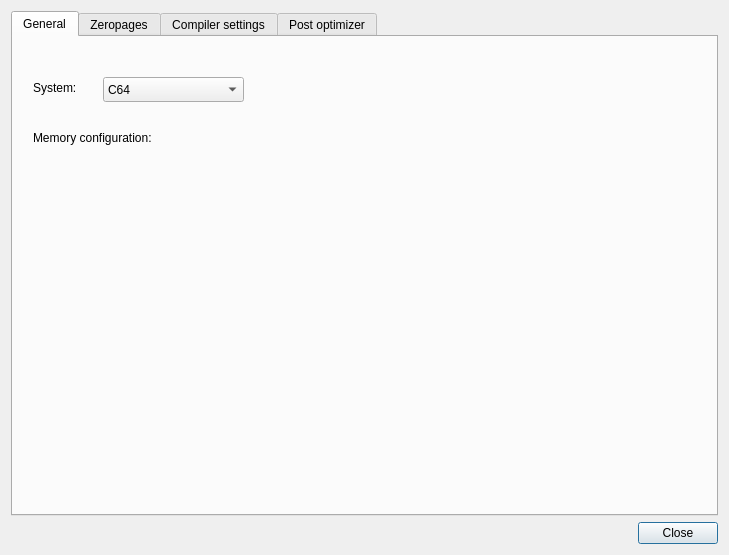
Qt form source/dialogprojectsettings.ui (leuat/TRSE) before a commit.
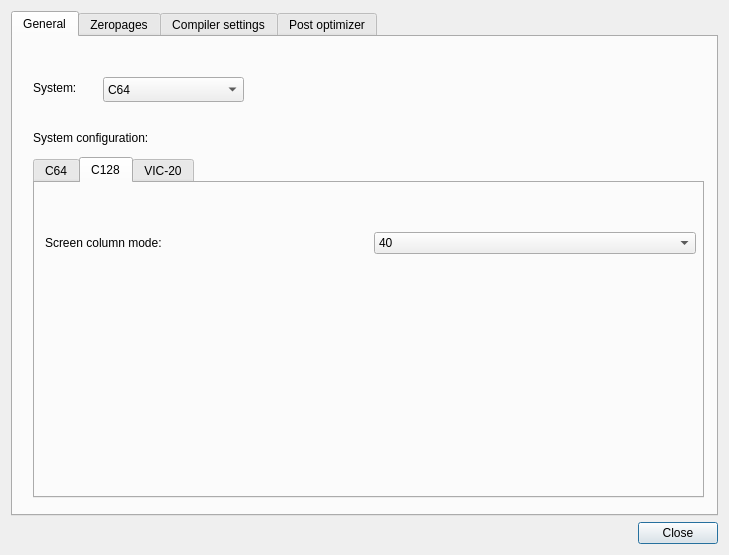
The same form after that commit.

Commit message: C128 80 column mode stuff

What changed in the file:
```diff
--- a/source/dialogprojectsettings.ui
+++ b/source/dialogprojectsettings.ui
@@ -107,9 +107,74 @@
           </rect>
          </property>
          <property name="text">
-          <string>Memory configuration:</string>
+          <string>System configuration:</string>
          </property>
         </widget>
+        <widget class="QTabWidget" name="tabWidget">
+         <property name="geometry">
+          <rect>
+           <x>20</x>
+           <y>120</y>
+           <width>671</width>
+           <height>341</height>
+          </rect>
+         </property>
+         <property name="currentIndex">
+          <number>1</number>
+         </property>
+         <widget class="QWidget" name="tabC64">
+          <attribute name="title">
+           <string>C64</string>
+          </attribute>
+         </widget>
+         <widget class="QWidget" name="tabC128">
+          <attribute name="title">
+           <string>C128</string>
+          </attribute>
+          <widget class="QWidget" name="verticalLayoutWidget">
+           <property name="geometry">
+            <rect>
+             <x>10</x>
+             <y>10</y>
+             <width>651</width>
+             <height>101</height>
+            </rect>
+           </property>
+           <layout class="QVBoxLayout" name="verticalLayout_4">
+            <item>
+             <layout class="QHBoxLayout" name="horizontalLayout_4">
+              <item>
+               <widget class="QLabel" name="label_4">
+                <property name="text">
+                 <string>Screen column mode:</string>
+                </property>
+               </widget>
+              </item>
+              <item>
+               <widget class="QComboBox" name="cmbColumns">
+                <item>
+                 <property name="text">
+                  <string>40</string>
+                 </property>
+                </item>
+                <item>
+                 <property name="text">
+                  <string>80</string>
+                 </property>
+                </item>
+               </widget>
+              </item>
+             </layout>
+            </item>
+           </layout>
+          </widget>
+         </widget>
+         <widget class="QWidget" name="tabVic20">
+          <attribute name="title">
+           <string>VIC-20</string>
+          </attribute>
+         </widget>
+        </widget>
        </widget>
        <widget class="QWidget" name="tab">
         <attribute name="title">
```
The commit also changes 12 other files.
